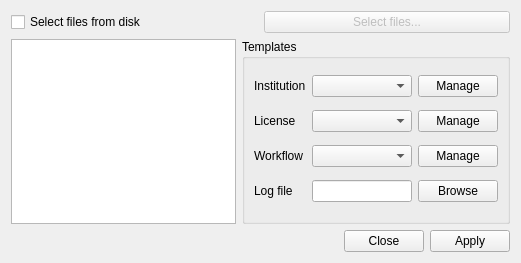
Old version of the form src/ui/ui_apply_templates.ui in the repository nextgis/qgis_metatools.
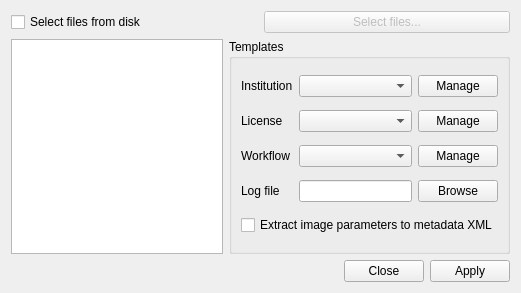
New version of the form.

Commit message: extract raster extent to metadata XML via GDAL and move this functionality to Apply templates dialog

```diff
--- a/src/ui/ui_apply_templates.ui
+++ b/src/ui/ui_apply_templates.ui
@@ -7,7 +7,7 @@
     <x>0</x>
     <y>0</y>
     <width>521</width>
-    <height>263</height>
+    <height>293</height>
    </rect>
   </property>
   <property name="windowTitle">
@@ -141,6 +141,13 @@
         </property>
        </widget>
       </item>
+      <item row="4" column="0" colspan="3">
+       <widget class="QCheckBox" name="chkUpdateImageInfo">
+        <property name="text">
+         <string>Extract image parameters to metadata XML</string>
+        </property>
+       </widget>
+      </item>
      </layout>
     </widget>
    </item>
```
The commit also changes 5 other files.
